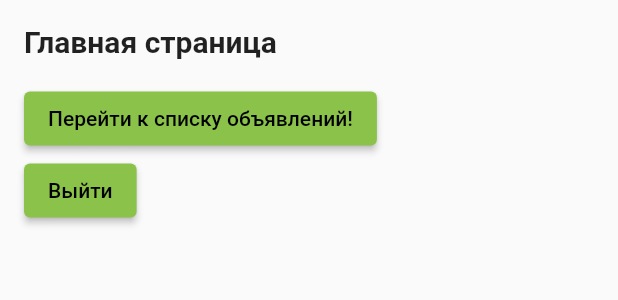
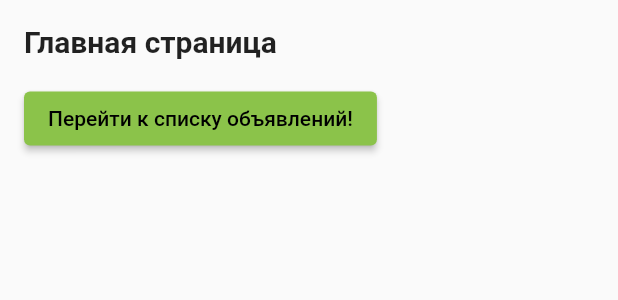
Before and after one commit to AndrushaKuznetsov20/Flutter_, a Flutter app: the PlaceholderWidget widget shown alone on an empty page, opened directly, on a phone screen of 412 x 824 dp. Shown: the top 300 px of the screen. Run offline on Flutter 3.47's test engine with Material 2 defaults, Android fonts, the phone set to English and light mode, and no system bars; our stand-ins replace shared_preferences; missing offline and left inert: dart:ffi; accounts and stored records are empty; network calls fail.

Commit message:
Комит3

```diff
--- a/lib/PageScreen/UserPageScreen.dart
+++ b/lib/PageScreen/UserPageScreen.dart
@@ -1,9 +1,7 @@
 import 'package:flutter/material.dart';
 import 'package:http/http.dart' as http;
 import 'dart:convert';
-import 'package:flutter/foundation.dart';
 import 'package:untitled5/PageScreen/AnnouncementPageScreen.dart';
-import 'package:untitled5/PageScreen/HomeScreen.dart';
 import 'package:untitled5/PageScreen/LkPageScreen.dart';
 
 class UserPageScreen extends StatelessWidget {
@@ -132,12 +130,6 @@ class PlaceholderWidget extends StatelessWidget {
               },
               child: Text('Перейти к списку объявлений!'),
             ),
-            ElevatedButton(
-              onPressed: () {
-                Navigator.pushReplacement(context, MaterialPageRoute(builder: (context) => HomeScreen()),);
-              },
-              child: Text('Выйти'),
-            ),
           ],
           if(index == 1) ...[
             SizedBox(height: 8.0),
```
